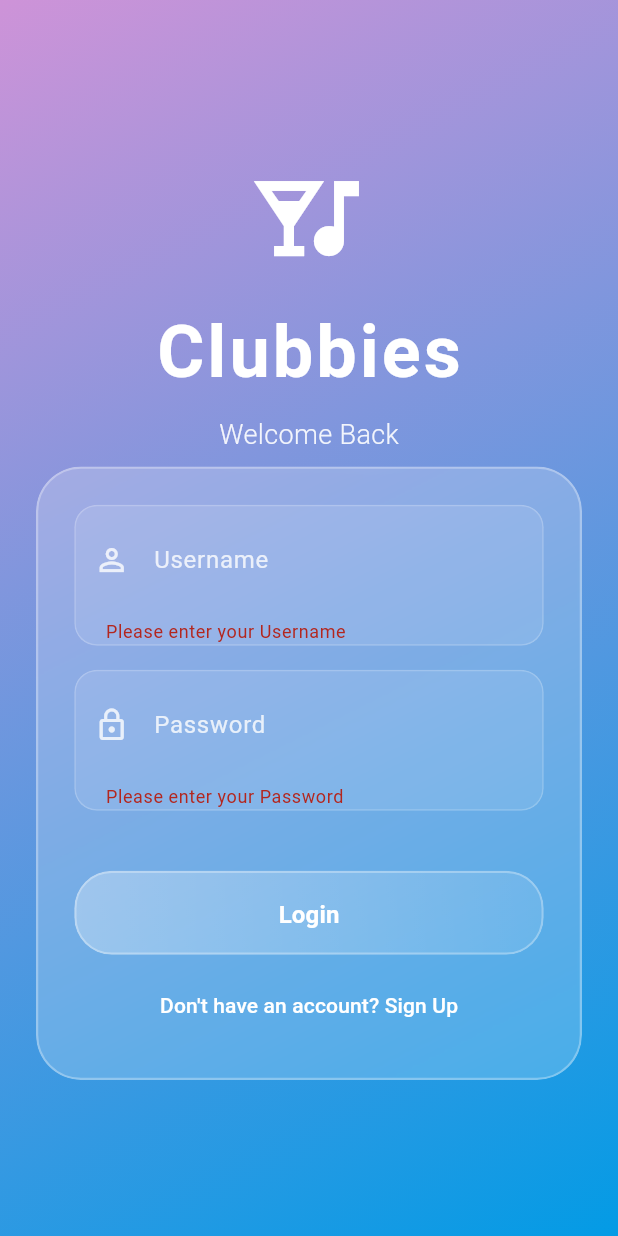
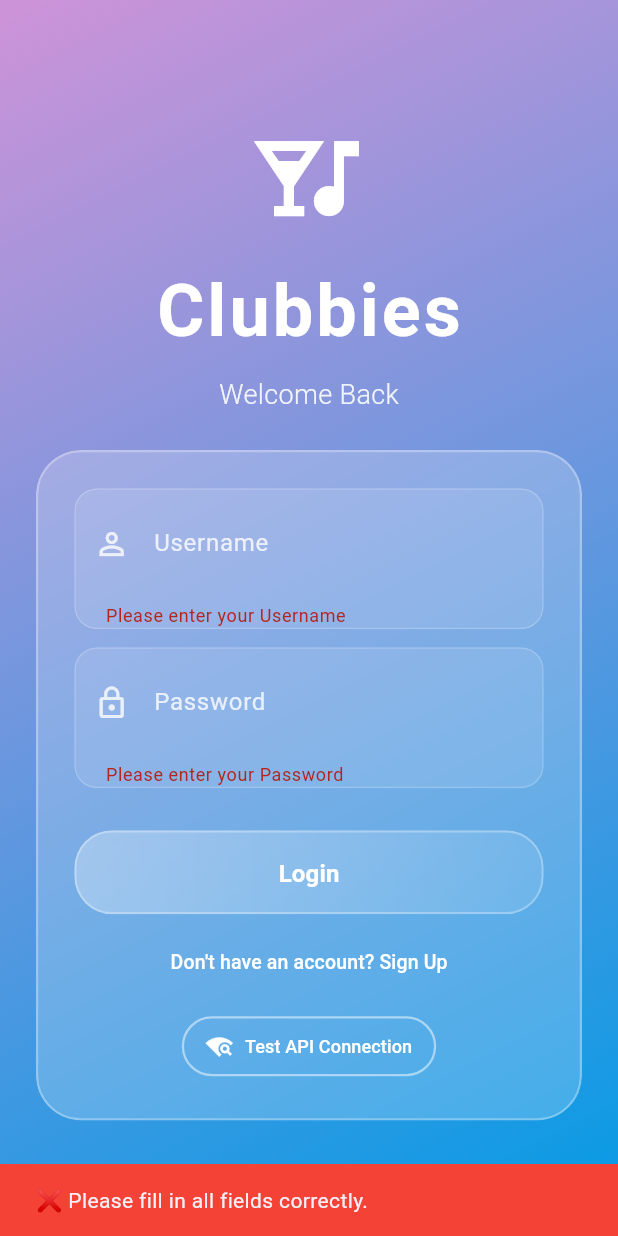
Before and after one commit to jforbes02/Clubbies, a Flutter app: the screen it shows after launch, after a tap on "Login", on a phone screen of 412 x 824 dp. Run offline on Flutter 3.47's test engine with Material 3 defaults, Android fonts, the phone set to English and light mode, and no system bars; our stand-ins replace flutter_secure_storage.

Commit message:
Frontend Connection to API working, CocoaPods too

```diff
--- a/frontend/lib/pages/auth.dart
+++ b/frontend/lib/pages/auth.dart
@@ -17,6 +17,7 @@ class AuthScreen extends StatefulWidget {
 class _AuthScreenState extends State<AuthScreen> with SingleTickerProviderStateMixin{
   bool isLogin = true;
   bool isLoading = false;
+  bool isTestingConnection = false;
   late AnimationController _controller;
   late Animation<double> _fanimation;
 
@@ -105,7 +106,7 @@ class _AuthScreenState extends State<AuthScreen> with SingleTickerProviderStateM
                         ],
                         ),
                     ),
-                    SizedBox(height: 8),
+                    SizedBox(height: 24),
                     FadeTransition(
                       opacity: _fanimation,
                       child: ClipRRect(
@@ -131,7 +132,7 @@ class _AuthScreenState extends State<AuthScreen> with SingleTickerProviderStateM
                                     label: 'Username',
                                     icon: Icons.person_outline,
                                   ),
-                                  SizedBox(height:16),
+                                  SizedBox(height:12),
 
                                   if(!isLogin) ...[
                                     _buildGlassTextField(
@@ -140,7 +141,7 @@ class _AuthScreenState extends State<AuthScreen> with SingleTickerProviderStateM
                                       icon: Icons.email_outlined,
                                       keyboardType: TextInputType.emailAddress,
                                     ),
-                                    SizedBox(height: 16),
+                                    SizedBox(height: 12),
                                   ],
                                   _buildGlassTextField(
                                     controller: _passwordController,
@@ -148,7 +149,7 @@ class _AuthScreenState extends State<AuthScreen> with SingleTickerProviderStateM
                                     icon: Icons.lock_outline,
                                     obscureText: true,
                                   ),
-                                  SizedBox(height: 16),
+                                  SizedBox(height: 12),
                                   if(!isLogin) ...[
                                     _buildGlassTextField(
                                       controller: _ageController,
@@ -156,9 +157,9 @@ class _AuthScreenState extends State<AuthScreen> with SingleTickerProviderStateM
                                       icon: Icons.calendar_today_outlined,
                                       keyboardType: TextInputType.number,
                                     ),
-                                    SizedBox(height: 24),
+                                    SizedBox(height: 16),
                                 ],
-                                SizedBox(height: isLogin ? 24: 0),
+                                SizedBox(height: isLogin ? 16: 0),
                                 _buildGlassButton(
                                   onPressed: () async{
                                     if (_formKey.currentState!.validate()) {
@@ -172,10 +173,10 @@ class _AuthScreenState extends State<AuthScreen> with SingleTickerProviderStateM
                                           );
                                         } else{
                                           token = await authService.register(
-                                            username: _usernameController.text,
-                                            email: _emailController.text,
-                                            password: _passwordController.text,
-                                            age: int.parse(_ageController.text),
+                                            username: _usernameController.text.trim(),
+                                            email: _emailController.text.trim(),
+                                            password: _passwordController.text.trim(),
+                                            age: int.parse(_ageController.text.trim()),
                                           );
                                         }
                                         await storageService.saveToken(token.accessToken, token.tokenType);
@@ -203,12 +204,22 @@ class _AuthScreenState extends State<AuthScreen> with SingleTickerProviderStateM
                                         if (mounted) setState(() => isLoading = false);
                                       }
 
+                                    } else {
+                                      if (mounted){
+                                        ScaffoldMessenger.of(context).showSnackBar(
+                                          SnackBar(
+                                            content: Text('❌ Please fill in all fields correctly.'),
+                                            backgroundColor: Colors.red,
+                                            duration: Duration(seconds: 2),
+                                          ),
+                                        );
+                                      }
                                     }
                                   },
                                   text: isLogin ? 'Login' : 'Create Account',
                                   isLoading: isLoading,
                                 ),
-                                SizedBox(height: 10),
+                                SizedBox(height: 8),
                                 TextButton(
                                   onPressed: toggleAuth,
                                   child: Text(
@@ -217,11 +228,13 @@ class _AuthScreenState extends State<AuthScreen> with SingleTickerProviderStateM
                                         :"Already have an account? Login",
                                     style: TextStyle(
                                       color: Colors.white,
-                                      fontSize: 14,
+                                      fontSize: 13,
                                       fontWeight: FontWeight.w500,
                                     ),
                                   ),
                                 ),
+                                SizedBox(height: 8),
+                                _buildTestConnectionButton(),
                               ],),
                             ),
                           ),
@@ -273,8 +286,27 @@ class _AuthScreenState extends State<AuthScreen> with SingleTickerProviderStateM
                 contentPadding: EdgeInsets.symmetric(vertical: 16, horizontal: 20),
               ),
               validator: (value) {
-                if (value == null || value.isEmpty) {
+                if (value == null || value.trim().isEmpty) {
                   return 'Please enter your $label';
+                }
+                // Additional validation for specific fields
+                if (label == 'Username' && value.trim().length < 4) {
+                  return 'Username must be at least 4 characters';
+                }
+                if (label == 'Password' && value.trim().length < 6) {
+                  return 'Password must be at least 6 characters';
+                }
+                if (label == 'Age') {
+                  final age = int.tryParse(value.trim());
+                  if (age == null) {
+                    return 'Please enter a valid age';
+                  }
+                  if (age < 16) {
+                    return 'You must be at least 16 years old';
+                  }
+                }
+                if (label == 'Email' && !value.contains('@')) {
+                  return 'Please enter a valid email';
                 }
                 return null;
               },
@@ -339,4 +371,51 @@ class _AuthScreenState extends State<AuthScreen> with SingleTickerProviderStateM
         ),
       );
     }
+
+    Widget _buildTestConnectionButton() {
+      return OutlinedButton.icon(
+        onPressed: isTestingConnection ? null : () async {
+          setState(() => isTestingConnection = true);
+          try {
+            final result = await authService.testConnection();
+            if (mounted) {
+              ScaffoldMessenger.of(context).showSnackBar(
+                SnackBar(
+                  content: Text(result['message']),
+                  backgroundColor: result['success'] ? Colors.green : Colors.red,
+                  duration: Duration(seconds: 3),
+                ),
+              );
+            }
+          } finally {
+            if (mounted) setState(() => isTestingConnection = false);
+          }
+        },
+        icon: isTestingConnection
+            ? SizedBox(
+                height: 14,
+                width: 14,
+                child: CircularProgressIndicator(
+                  strokeWidth: 2,
+                  valueColor: AlwaysStoppedAnimation<Color>(Colors.white),
+                ),
+              )
+            : Icon(Icons.wifi_find, size: 18, color: Colors.white),
+        label: Text(
+          'Test API Connection',
+          style: TextStyle(
+            color: Colors.white,
+            fontSize: 12,
+            fontWeight: FontWeight.w500,
+          ),
+        ),
+        style: OutlinedButton.styleFrom(
+          side: BorderSide(color: Colors.white.withOpacity(0.5), width: 1.5),
+          padding: EdgeInsets.symmetric(horizontal: 16, vertical: 8),
+          shape: RoundedRectangleBorder(
+            borderRadius: BorderRadius.circular(20),
+          ),
+        ),
+      );
+    }
 }
```
Also changed, not shown: frontend/lib/services/auth_service.dart (+43 -1 lines), 4 other files.
